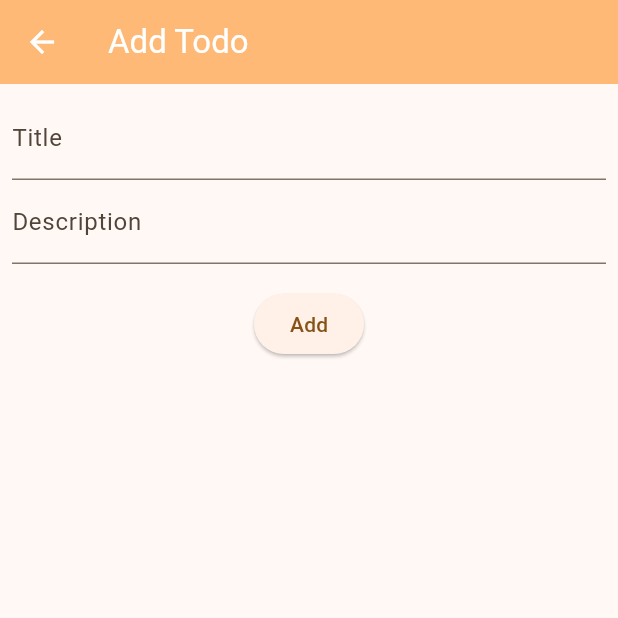
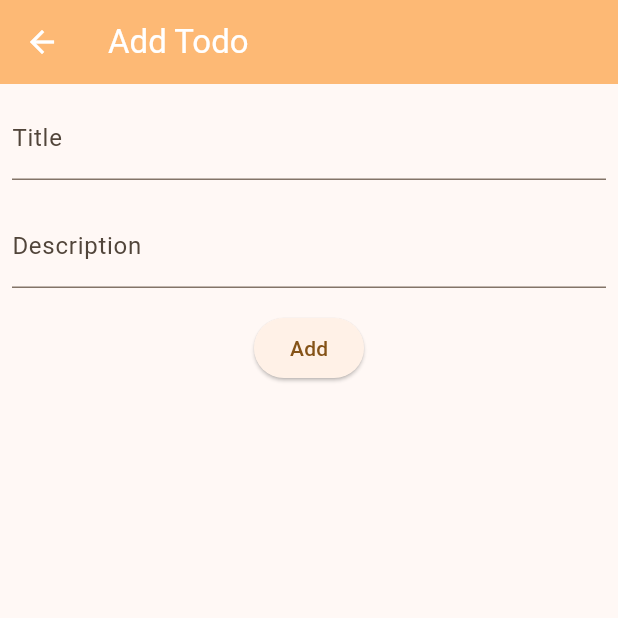
Before and after one commit to taweewong/Flutter-Todo, a Flutter app: the screen it shows after launch, after a tap on the "add" icon, on a phone screen of 412 x 824 dp, the top half of it. Run offline on Flutter 3.47's test engine with Material 3 defaults, Android fonts, the phone set to English and light mode, and no system bars; our stand-ins replace google_fonts, sqflite; missing offline and left inert: dart:ffi; accounts and stored records are empty; network calls fail; Roboto replaces fonts that are missing (Kanit).

Commit message:
Handle adding todo item and update UI

```diff
--- a/lib/add_todo_page.dart
+++ b/lib/add_todo_page.dart
@@ -1,4 +1,8 @@
 import 'package:flutter/material.dart';
+import 'package:flutter_project/db/todo_item.dart';
+import 'package:uuid/uuid.dart';
+
+import 'db/todo_provider.dart';
 
 class AddTodoPage extends StatefulWidget {
   const AddTodoPage({super.key});
@@ -8,6 +12,12 @@ class AddTodoPage extends StatefulWidget {
 }
 
 class _AddTodoPageState extends State<AddTodoPage> {
+
+  TodoProvider todoProvider = TodoProvider.instance;
+
+  final TextEditingController _titleController = TextEditingController();
+  final TextEditingController _descController = TextEditingController();
+
   @override
   Widget build(BuildContext context) {
     return Scaffold(
@@ -24,19 +34,31 @@ class _AddTodoPageState extends State<AddTodoPage> {
                 decoration: InputDecoration(
                   labelText: "Title"
                 ),
+                controller: _titleController,
+              ),
+              SizedBox.fromSize(
+                size: Size(16, 16),
               ),
               TextField(
-                  decoration: InputDecoration(
-                      labelText: "Description"
-                  )
+                decoration: InputDecoration(
+                    labelText: "Description"
+                ),
+                controller: _descController,
               ),
               SizedBox.fromSize(
                 size: Size(16, 16),
               ),
               ElevatedButton(
-                  onPressed: () {
-                    //TODO: Add todo item
-                    Navigator.of(context).pop();
+                  onPressed: () async {
+                    var todoItem = TodoItem(
+                      Uuid().v4(),
+                      _titleController.text,
+                      _descController.text,
+                      false
+                    );
+                    await todoProvider.insertTodo(todoItem);
+                    if (!mounted) return;
+                    closePage();
                   },
                   child: Text("Add")
               )
@@ -46,4 +68,8 @@ class _AddTodoPageState extends State<AddTodoPage> {
       ),
     );
   }
+
+  void closePage() {
+    Navigator.of(context).pop();
+  }
 }
--- a/lib/db/todo_provider.dart
+++ b/lib/db/todo_provider.dart
@@ -4,6 +4,8 @@ import 'package:sqflite/sqflite.dart';
 
 class TodoProvider {
   static const tableName = "TodoItemTable";
+
+  static TodoProvider instance = TodoProvider();
 
   Future<Database> database() async {
     return await openDatabase(
@@ -19,9 +21,7 @@ class TodoProvider {
 
   Future<List<TodoItem>> fetchTodos() async {
     Database db = await database();
-    List<Map<dynamic, dynamic>> todosRaw = await db.query(
-      "SELECT * FROM $tableName",
-    );
+    List<Map<dynamic, dynamic>> todosRaw = await db.query(tableName);
 
     return todosRaw.map((e) => TodoItem.fromMap(e)).toList();
   }
--- a/lib/main.dart
+++ b/lib/main.dart
@@ -3,10 +3,12 @@ import 'dart:ffi';
 
 import 'package:flutter/material.dart';
 import 'package:flutter_project/add_todo_page.dart';
+import 'package:flutter_project/db/todo_provider.dart';
 import 'package:flutter_project/pokemon.dart';
 import 'package:google_fonts/google_fonts.dart';
 import 'package:http/http.dart' as http;
 
+import 'db/todo_item.dart';
 import 'model/pokemon_model.dart';
 
 void main() {
@@ -40,16 +42,27 @@ class MyHomePage extends StatefulWidget {
 }
 
 class _MyHomePageState extends State<MyHomePage> {
+
+  TodoProvider todoProvider = TodoProvider.instance;
+
   void _onFabClicked() {
     Navigator.of(
       context,
-    ).push(MaterialPageRoute(builder: (context) => AddTodoPage()));
+    )
+    .push(MaterialPageRoute(builder: (context) => AddTodoPage()))
+    .then((value) {
+      setState(() {});
+    });
   }
 
   void _onPokemonActionClicked() {
     Navigator.of(
       context,
     ).push(MaterialPageRoute(builder: (context) => PokemonPage()));
+  }
+
+  Future<List<TodoItem>> _fetchTodos() async {
+    return await todoProvider.fetchTodos();
   }
 
   @override
@@ -66,11 +79,27 @@ class _MyHomePageState extends State<MyHomePage> {
           ),
         ],
       ),
-      body: ListView.builder(
-        itemCount: 20,
-        itemBuilder: (context, index) {
-          return MyItem();
-        },
+      body: FutureBuilder<List<TodoItem>>(
+        future: _fetchTodos(),
+        initialData: [],
+        builder: (BuildContext context, AsyncSnapshot<List<TodoItem>> snapshot) {
+          print("======> ${snapshot.data?.length}");
+          if (snapshot.hasData) {
+            List<TodoItem> todos = snapshot.data ?? [];
+            return ListView.builder(
+              itemCount: todos.length,
+              itemBuilder: (context, index) {
+                var todoItem = todos[index];
+                return MyItem(
+                  todoItem.title,
+                  todoItem.description,
+                  todoItem.done
+                );
+              });
+          } else {
+            return Center(child: CircularProgressIndicator());
+          }
+        }
       ),
       floatingActionButton: FloatingActionButton(
         onPressed: _onFabClicked,
@@ -82,14 +111,23 @@ class _MyHomePageState extends State<MyHomePage> {
 }
 
 class MyItem extends StatefulWidget {
-  const MyItem({super.key});
+
+  String title;
+  String description;
+  bool isChecked;
+
+  MyItem(this.title, this.description, this.isChecked);
 
   @override
-  State<StatefulWidget> createState() => MyItemState();
+  State<StatefulWidget> createState() => MyItemState(title, description, isChecked);
 }
 
 class MyItemState extends State<MyItem> {
+  String _title;
+  String _description;
   bool _isChecked = false;
+
+  MyItemState(this._title, this._description, this._isChecked);
 
   void _checked() {
     setState(() {
@@ -100,8 +138,8 @@ class MyItemState extends State<MyItem> {
   @override
   Widget build(BuildContext context) {
     return ListTile(
-      title: Text("title"),
-      subtitle: Text("description"),
+      title: Text(_title),
+      subtitle: Text(_description),
       leading: Checkbox(
         value: _isChecked,
         onChanged: (value) {
--- a/pubspec.yaml
+++ b/pubspec.yaml
@@ -40,6 +40,7 @@ dependencies:
   google_fonts: ^6.2.1
   sqflite: ^2.4.2
   path: ^1.9.1
+  uuid: ^4.5.1
 
 dev_dependencies:
   flutter_test:
```
